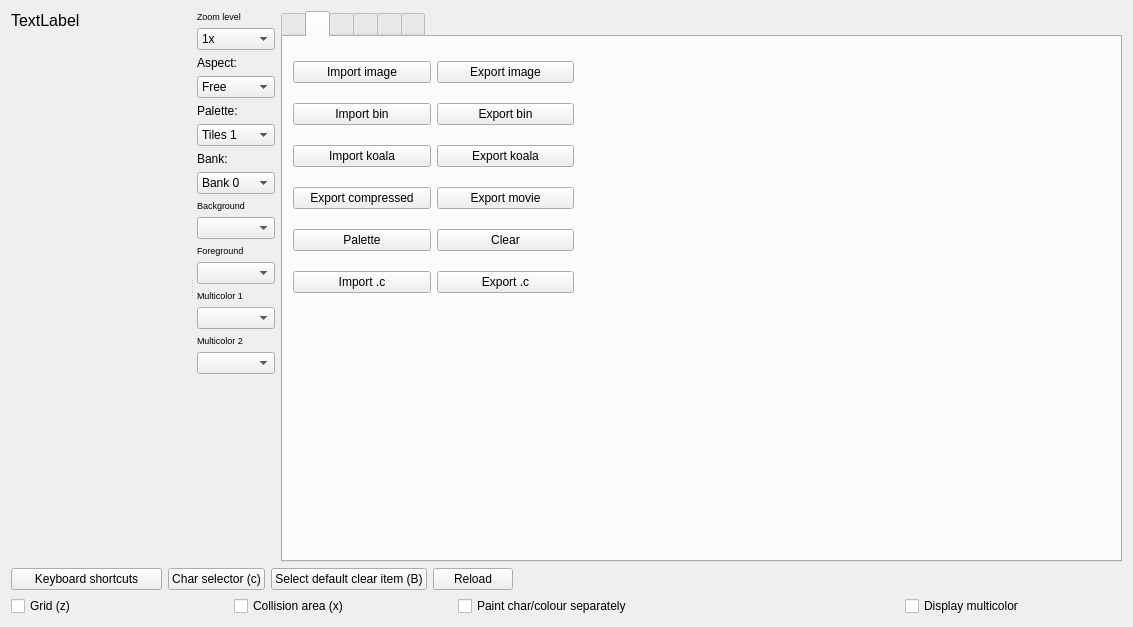
Qt form source/trsedocuments/formimageeditor.ui (leuat/TRSE) before a commit.
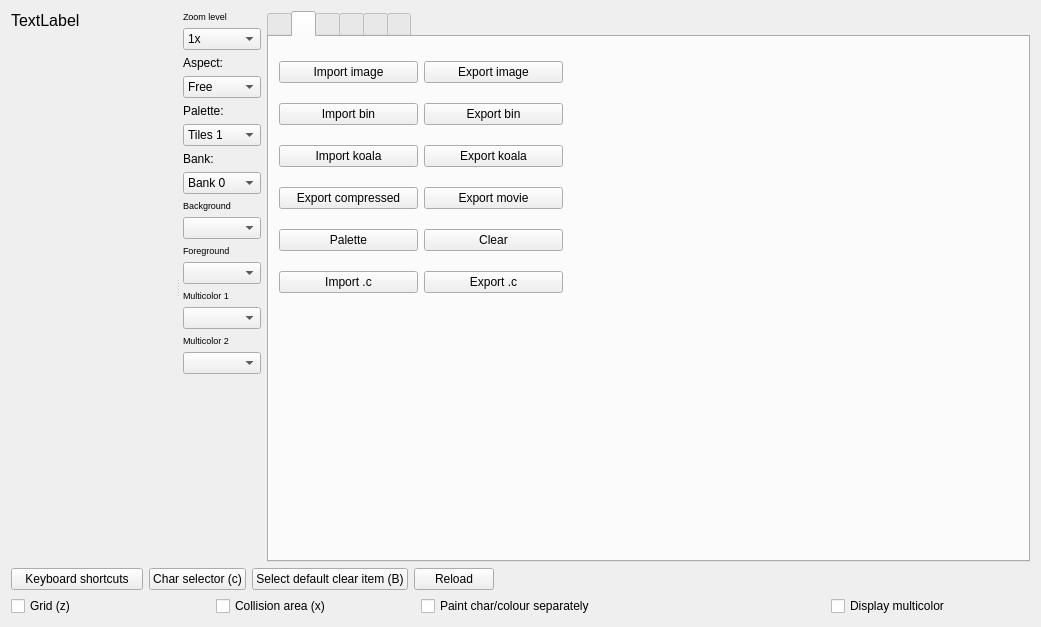
The same form after that commit. The open tabs and pages were chosen to show the change. Icons and pictures are not drawn. Custom widgets are drawn as their Qt base class.

Commit message: Open document remembered

```diff
--- a/source/trsedocuments/formimageeditor.ui
+++ b/source/trsedocuments/formimageeditor.ui
@@ -6,7 +6,7 @@
    <rect>
     <x>0</x>
     <y>0</y>
-    <width>1133</width>
+    <width>1041</width>
     <height>627</height>
    </rect>
   </property>
@@ -867,7 +867,7 @@
             <rect>
              <x>10</x>
              <y>10</y>
-             <width>281</width>
+             <width>284</width>
              <height>261</height>
             </rect>
            </property>
```
Left out of the diff: 118 changed lines with no effect on the pictures. The commit also changes 2 other files.
